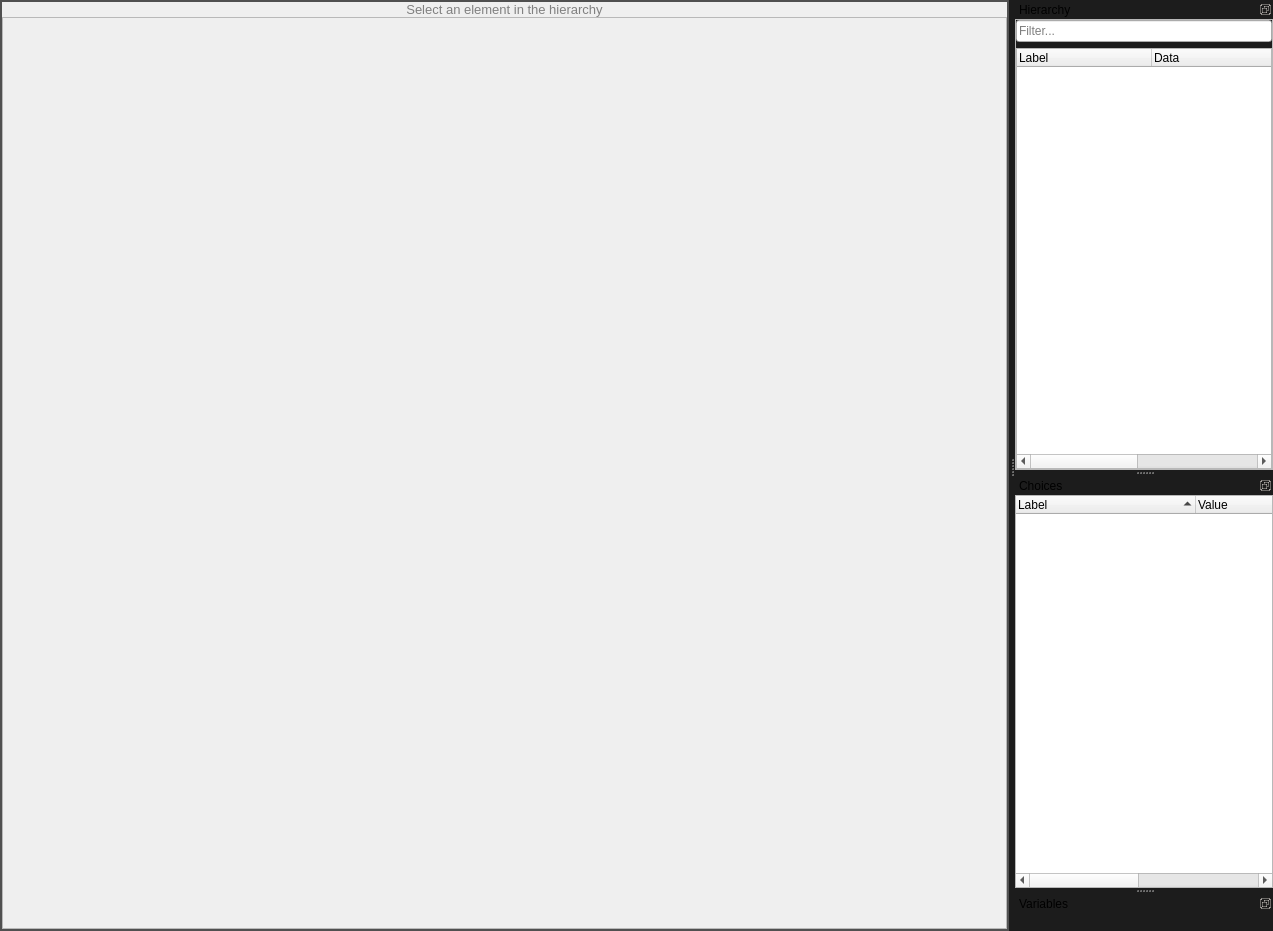
Old version of the form src/editors/smartprop_editor/document.ui in the repository dertwist/Hammer5Tools.
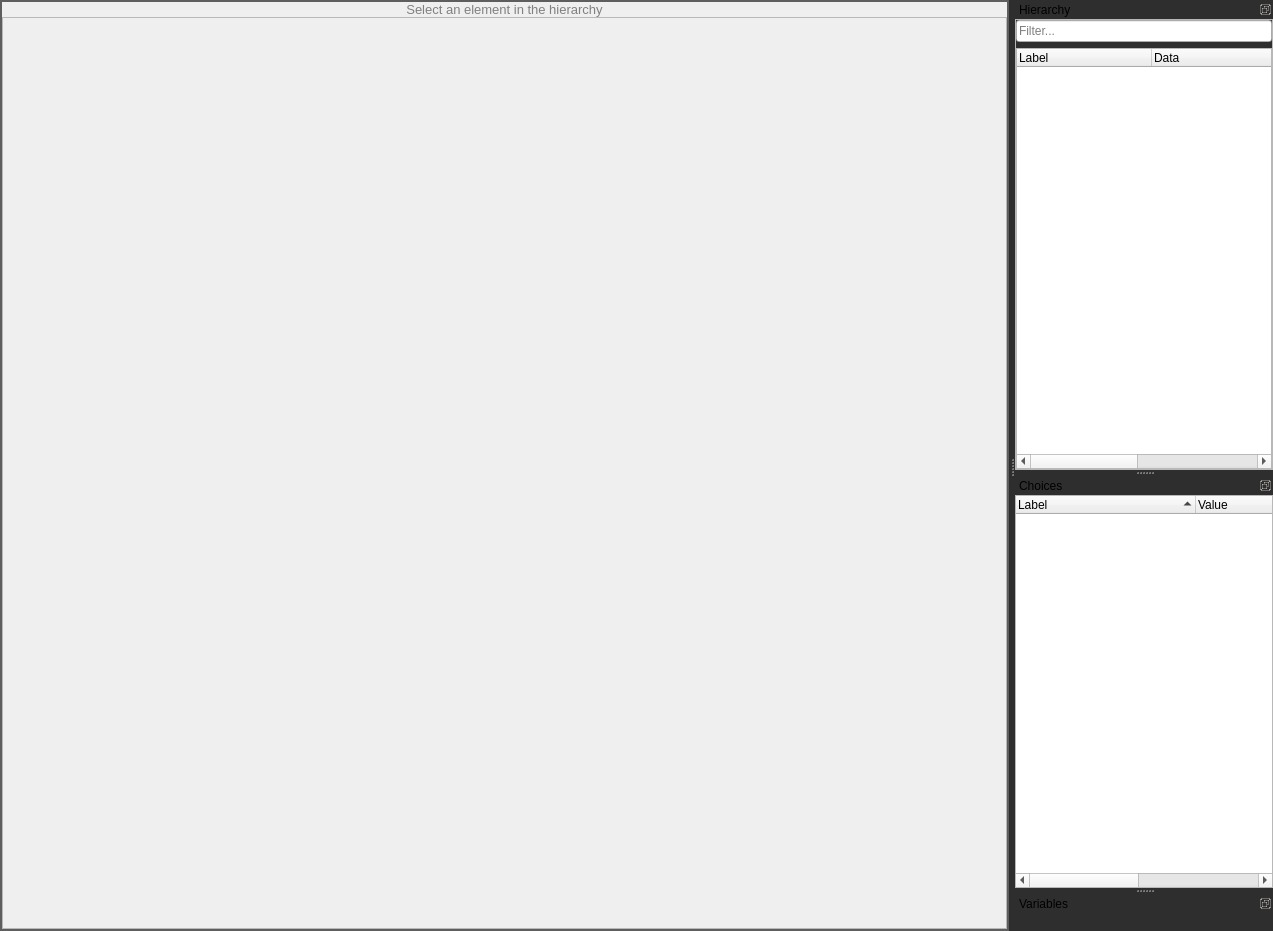
New version of the form. Icons and pictures are not drawn.

Patch:
```diff
--- a/src/editors/smartprop_editor/document.ui
+++ b/src/editors/smartprop_editor/document.ui
@@ -14,7 +14,7 @@
    <string>MainWindow</string>
   </property>
   <property name="styleSheet">
-   <string notr="true">QMainWindow#MainWindow { background-color: #1C1C1C; }</string>
+   <string notr="true">QMainWindow#MainWindow { background-color: #2e2e2e; }</string>
   </property>
   <widget class="QWidget" name="centralwidget">
    <layout class="QVBoxLayout" name="verticalLayout_9">
@@ -38,7 +38,7 @@
       <property name="styleSheet">
        <string notr="true">        QFrame#PropertiesFrame {
             border: 2px solid black; 
-            border-color: rgba(80, 80, 80, 255);
+            border-color: rgba(94, 94, 94, 255);
         }
         QFrame#PropertiesFrame QLabel {
             border: 0px solid black; 
```
